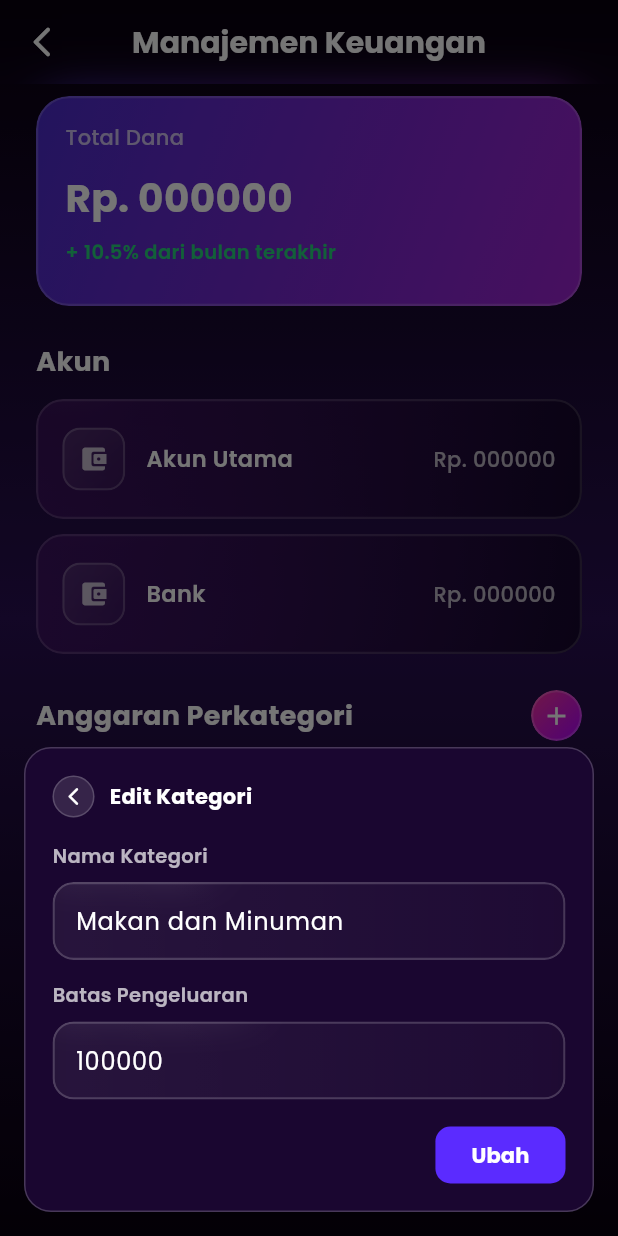
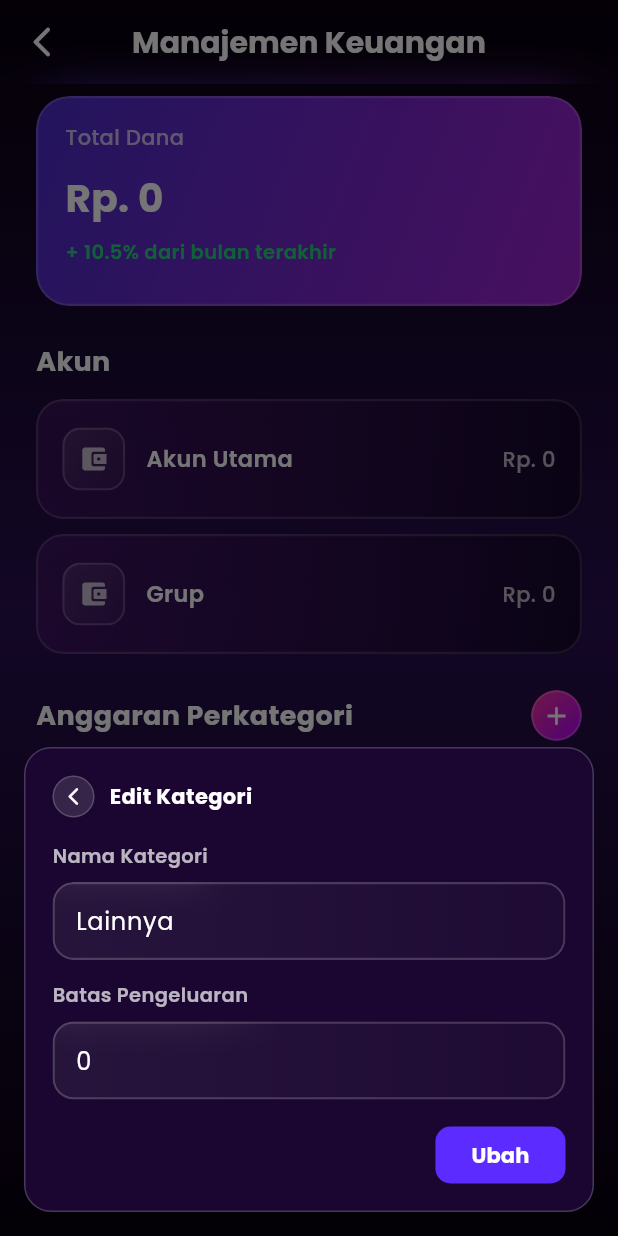
Before and after one commit to Wrrynn/4RT05, a Flutter app: the ManajemenKeuanganPage screen opened by its route, after a tap on the "edit" icon, on a phone screen of 412 x 824 dp. Run offline on Flutter 3.47's test engine with Material 3 defaults, Android fonts, the phone set to English and light mode, and no system bars; our stand-ins replace curved_navigation_bar, image_picker, liquid_pull_to_refresh, supabase_flutter; accounts and stored records are empty.

Commit message:
menambahkan fitur manajemen keuangan

```diff
--- /dev/null
+++ b/lib/controller/ManajemenCtrl.dart
@@ -0,0 +1,119 @@
+import 'package:supabase_flutter/supabase_flutter.dart';
+import '../model/kategori.dart';
+import '../model/transaksi.dart';
+
+class KategoriController {
+  final SupabaseClient _supabase = Supabase.instance.client;
+
+  // ===================== MAIN =====================
+  Future<List<Kategori>> getKategoriAnggaranDanSync(
+    String userId,
+  ) async {
+    // 1. Ambil kategori
+    final kategoriRes = await _supabase
+        .from('Kategori')
+        .select()
+        .eq('id_pengguna', userId);
+
+    // 2. Ambil transaksi untuk bulan berjalan (agar total_pengeluaran reset tiap bulan)
+    final now = DateTime.now();
+    final startOfMonth = DateTime(now.year, now.month, 1);
+    final startOfNextMonth = DateTime(now.year, now.month + 1, 1);
+
+    final transaksiRes = await _supabase
+      .from('Transaksi')
+      .select('id_kategori, total_transaksi, waktu_dibuat')
+      .eq('id_pengguna', userId)
+      .gte('waktu_dibuat', startOfMonth.toIso8601String())
+      .lt('waktu_dibuat', startOfNextMonth.toIso8601String());
+
+    final List kategoriListMap = kategoriRes as List;
+    final List transaksiListMap = transaksiRes as List;
+
+    // Map ke model
+    final List<Kategori> kategoriList = kategoriListMap
+        .map((m) => Kategori.fromMap(m as Map<String, dynamic>))
+        .toList();
+
+    final List<Transaksi> transaksiList = transaksiListMap
+        .map((m) => Transaksi.fromMap(m as Map<String, dynamic>))
+        .toList();
+
+    // 3. Hitung total per kategori
+    final Map<String, double> totalMap = {};
+
+    for (final t in transaksiList) {
+      final idKat = t.idKategori;
+      if (idKat.isEmpty) continue;
+
+      totalMap[idKat] = (totalMap[idKat] ?? 0) + t.totalTransaksi;
+    }
+
+    // 4. Update DB (OVERWRITE, bukan tambah) - gunakan nama tabel konsisten 'Kategori'
+    for (final k in kategoriList) {
+      final total = totalMap[k.idKategori] ?? 0;
+
+      await _supabase
+          .from('Kategori')
+          .update({'total_pengeluaran': total})
+          .eq('id_kategori', k.idKategori);
+
+      // update object lokal agar nilai yang dikembalikan sinkron
+      k.totalPengeluaran = total;
+    }
+
+    // 5. Return untuk UI
+    return kategoriList;
+  }
+
+  // ===================== UPDATE TARGET =====================
+  Future<void> updateTargetKategori({
+    required String idKategori,
+    required int targetBaru,
+  }) async {
+    await _supabase
+        .from('Kategori')
+        .update({'batas_pengeluaran': targetBaru})
+        .eq('id_kategori', idKategori);
+  }
+
+  // ===================== CREATE =====================
+  Future<Kategori> tambahKategori({
+    required String idPengguna,
+    required String namaKategori,
+    required String tipeKategori,
+    double batasPengeluaran = 0,
+  }) async {
+    final data = {
+      'id_pengguna': idPengguna,
+      'nama_kategori': namaKategori,
+      'tipe_kategori': tipeKategori,
+      'batas_pengeluaran': batasPengeluaran,
+      'total_pengeluaran': 0,
+    };
+
+    final res = await _supabase.from('Kategori').insert(data).select().single();
+
+    return Kategori.fromMap(res);
+  }
+
+  // ===================== EDIT =====================
+  Future<void> editKategori(Kategori kategori) async {
+    await _supabase
+        .from('Kategori')
+        .update({
+          'nama_kategori': kategori.namaKategori,
+          'batas_pengeluaran': kategori.batasPengeluaran,
+        })
+        .eq('id_kategori', kategori.idKategori);
+  }
+
+  // ===================== DELETE =====================
+  Future<void> hapusKategori(Kategori kategori) async {
+    if (kategori.namaKategori == 'Lainnya') {
+      throw Exception('Kategori "Lainnya" tidak dapat dihapus');
+    }
+
+    await _supabase.from('Kategori').delete().eq('id_kategori', kategori.idKategori);
+  }
+}
--- a/lib/pages/moneyManagement.dart
+++ b/lib/pages/moneyManagement.dart
@@ -2,6 +2,11 @@ import 'dart:ui';
 import 'package:flutter/material.dart';
 import 'package:artos/widgets/bgPurple.dart';
 import 'package:artos/widgets/glass.dart';
+import 'package:supabase_flutter/supabase_flutter.dart';
+import '../controller/ManajemenCtrl.dart';
+import '../model/kategori.dart';
+import '../model/pengguna.dart';
+import '../model/grup_member.dart';
 
 class ManajemenKeuanganPage extends StatefulWidget {
   const ManajemenKeuanganPage({super.key});
@@ -11,11 +16,13 @@ class ManajemenKeuanganPage extends StatefulWidget {
 }
 
 class _ManajemenKeuanganPageState extends State<ManajemenKeuanganPage> {
-  // ===== Dummy state kategori (nanti bisa diganti dari DB) =====
-  final List<_KategoriItem> _items = [
-    _KategoriItem(nama: "Makan dan Minuman", batas: 100000, terpakai: 50000),
-    _KategoriItem(nama: "Belanja", batas: 100000, terpakai: 20000),
-  ];
+  final KategoriController _kategoriController = KategoriController();
+
+  // state kategori (diambil dari DB)
+  List<Kategori> _items = [];
+  bool _loading = true;
+  double _saldo = 0.0;
+  int _totalKontribusi = 0;
 
   // controllers untuk popup
   final TextEditingController _namaCtrl = TextEditingController();
@@ -26,6 +33,95 @@ class _ManajemenKeuanganPageState extends State<ManajemenKeuanganPage> {
     _namaCtrl.dispose();
     _batasCtrl.dispose();
     super.dispose();
+  }
+
+  @override
+  void initState() {
+    super.initState();
+    _loadCategories();
+    _loadAccountData();
+  }
+
+  Future<void> _loadAccountData() async {
+    final userId = Supabase.instance.client.auth.currentUser?.id ?? '';
+    if (userId.isEmpty) return;
+
+    try {
+      // ambil pengguna
+      final userRow = await Supabase.instance.client
+          .from('Pengguna')
+          .select()
+          .eq('id_pengguna', userId)
+          .maybeSingle();
+
+      if (userRow != null) {
+        final p = Pengguna.fromJson(userRow as Map<String, dynamic>);
+        setState(() => _saldo = p.saldo);
+      }
+
+      // ambil semua Grup Member milik user dan jumlahkan kontribusi
+      final gmRes = await Supabase.instance.client
+          .from('Grup Member')
+          .select('jumlah_kontribusi')
+          .eq('id_pengguna', userId);
+
+      int total = 0;
+      if (gmRes is List) {
+        for (final r in gmRes) {
+          final v = (r['jumlah_kontribusi'] ?? 0) as num;
+          total += v.toInt();
+        }
+      }
+      setState(() => _totalKontribusi = total);
+    } catch (_) {
+      // ignore, tetap gunakan default 0
+    }
+  }
+
+  Future<void> _loadCategories() async {
+    setState(() => _loading = true);
+    final userId = Supabase.instance.client.auth.currentUser?.id ?? '';
+    try {
+      final list = await _kategoriController.getKategoriAnggaranDanSync(userId);
+      // pastikan ada kategori 'Lainnya' — jika tidak ada, buat dan letakkan di paling bawah
+      final found = list.any((k) => k.namaKategori.toLowerCase() == 'lainnya');
+      Kategori? lainnya;
+      if (!found) {
+        try {
+          lainnya = await _kategoriController.tambahKategori(
+            idPengguna: userId,
+            namaKategori: 'Lainnya',
+            tipeKategori: 'pengeluaran',
+            batasPengeluaran: 0,
+          );
+        } catch (e) {
+          // kalau gagal buat di server, buat object lokal sebagai fallback
+          lainnya = Kategori(
+            idKategori: 'lainnya-local',
+            idPengguna: userId,
+            namaKategori: 'Lainnya',
+            tipeKategori: 'pengeluaran',
+            batasPengeluaran: 0,
+            totalPengeluaran: 0,
+          );
+        }
+      }
+
+      // Susun ulang list: semua selain 'lainnya' dulu, lalu 'lainnya' di paling bawah
+      final others = list.where((k) => k.namaKategori.toLowerCase() != 'lainnya').toList();
+      if (found) {
+        final theLain = list.firstWhere((k) => k.namaKategori.toLowerCase() == 'lainnya');
+        others.add(theLain);
+      } else if (lainnya != null) {
+        others.add(lainnya);
+      }
+
+      setState(() => _items = others);
+    } catch (e) {
+      _toast('Gagal memuat kategori');
+    } finally {
+      setState(() => _loading = false);
+    }
   }
 
   // ---------------- APPBAR ----------------
@@ -89,16 +185,18 @@ class _ManajemenKeuanganPageState extends State<ManajemenKeuanganPage> {
                           ),
                         ),
                         const SizedBox(height: 12),
-                        _buildAccountCard(name: "Akun Utama", amount: "Rp. 000000"),
+                        _buildAccountCard(name: "Akun Utama", amount: _formatCurrency(_saldo)),
                         const SizedBox(height: 10),
-                        _buildAccountCard(name: "Bank", amount: "Rp. 000000"),
+                        _buildAccountCard(name: "Grup", amount: _formatCurrency(_totalKontribusi)),
                         const SizedBox(height: 24),
 
                         _buildAnggaranHeader(),
                         const SizedBox(height: 12),
 
                         // ===== list kategori =====
-                        if (_items.isEmpty)
+                        if (_loading)
+                          const Center(child: CircularProgressIndicator()),
+                        if (!_loading && _items.isEmpty)
                           GlassContainer(
                             width: double.infinity,
                             height: 90,
@@ -134,6 +232,8 @@ class _ManajemenKeuanganPageState extends State<ManajemenKeuanganPage> {
 
   // ---------------- TOTAL DANA ----------------
   Widget _buildTotalDanaCard() {
+    final totalDana = _saldo + _totalKontribusi;
+
     return GlassContainer(
       width: double.infinity,
       height: 140,
@@ -148,10 +248,10 @@ class _ManajemenKeuanganPageState extends State<ManajemenKeuanganPage> {
         ],
       ),
       borderColor: Colors.white.withOpacity(0.18),
-      child: const Column(
+      child: Column(
         crossAxisAlignment: CrossAxisAlignment.start,
         children: [
-          Text(
+          const Text(
             "Total Dana",
             style: TextStyle(
               color: Colors.white70,
@@ -159,17 +259,17 @@ class _ManajemenKeuanganPageState extends State<ManajemenKeuanganPage> {
               fontWeight: FontWeight.w500,
             ),
           ),
-          SizedBox(height: 12),
+          const SizedBox(height: 12),
           Text(
-            "Rp. 000000",
-            style: TextStyle(
+            _formatCurrency(totalDana),
+            style: const TextStyle(
               color: Colors.white,
               fontSize: 26,
               fontWeight: FontWeight.w800,
             ),
           ),
-          SizedBox(height: 8),
-          Text(
+          const SizedBox(height: 8),
+          const Text(
             "+ 10.5% dari bulan terakhir",
             style: TextStyle(
               color: Color(0xFF28D17C),
@@ -243,6 +343,11 @@ class _ManajemenKeuanganPageState extends State<ManajemenKeuanganPage> {
     );
   }
 
+  String _formatCurrency(num value) {
+    final s = value.toInt().toString();
+    return 'Rp. ' + s.replaceAllMapped(RegExp(r'\B(?=(\d{3})+(?!\d))'), (m) => '.');
+  }
+
   // ---------------- ANGGRAN HEADER (+) ----------------
   Widget _buildAnggaranHeader() {
     return Row(
@@ -283,8 +388,10 @@ class _ManajemenKeuanganPageState extends State<ManajemenKeuanganPage> {
   }
 
   // ---------------- BUDGET CARD ----------------
-  Widget _buildBudgetCard({required _KategoriItem item}) {
-    final progress = item.batas <= 0 ? 0.0 : (item.terpakai / item.batas).clamp(0.0, 1.0);
+  Widget _buildBudgetCard({required Kategori item}) {
+    final batas = item.batasPengeluaran <= 0 ? 0.0 : item.batasPengeluaran;
+    final terpakai = item.totalPengeluaran;
+    final progress = batas <= 0 ? 0.0 : (terpakai / batas).clamp(0.0, 1.0);
 
     return GlassContainer(
       width: double.infinity,
@@ -307,7 +414,7 @@ class _ManajemenKeuanganPageState extends State<ManajemenKeuanganPage> {
               crossAxisAlignment: CrossAxisAlignment.start,
               children: [
                 Text(
-                  item.nama,
+                  item.namaKategori,
                   style: const TextStyle(
                     color: Colors.white,
                     fontSize: 15,
@@ -316,7 +423,7 @@ class _ManajemenKeuanganPageState extends State<ManajemenKeuanganPage> {
                 ),
                 const SizedBox(height: 4),
                 Text(
-                  "Rp. ${item.terpakai} dari Rp. ${item.batas}",
+                  "Rp. ${terpakai.toInt()} dari Rp. ${batas.toInt()}",
                   style: const TextStyle(
                     color: Colors.white70,
                     fontSize: 13,
@@ -371,6 +478,8 @@ class _ManajemenKeuanganPageState extends State<ManajemenKeuanganPage> {
                   ),
                 ),
               ),
+              // sembunyikan tombol hapus untuk kategori 'Lainnya'
+              if (item.namaKategori.toLowerCase() != 'lainnya')
                 GestureDetector(
                   onTap: () => _showHapusKategoriDialog(item),
                   child: GlassContainer(
@@ -471,7 +580,7 @@ class _ManajemenKeuanganPageState extends State<ManajemenKeuanganPage> {
                 alignment: Alignment.centerRight,
                 child: _pillButton(
                   text: "Tambah",
-                  onTap: () {
+                  onTap: () async {
                     final nama = _namaCtrl.text.trim();
                     final batas = int.tryParse(_batasCtrl.text.trim()) ?? 0;
 
@@ -480,12 +589,21 @@ class _ManajemenKeuanganPageState extends State<ManajemenKeuanganPage> {
                       return;
                     }
 
-                    setState(() {
-                      _items.add(_KategoriItem(nama: nama, batas: batas, terpakai: 0));
-                    });
+                    final userId = Supabase.instance.client.auth.currentUser?.id ?? '';
+                    try {
+                      final newKat = await _kategoriController.tambahKategori(
+                        idPengguna: userId,
+                        namaKategori: nama,
+                        tipeKategori: 'pengeluaran',
+                        batasPengeluaran: batas.toDouble(),
+                      );
 
+                      setState(() => _items.add(newKat));
                       Navigator.pop(context);
                       _toast("Kategori ditambah");
+                    } catch (e) {
+                      _toast('Gagal menambah kategori');
+                    }
                   },
                 ),
               ),
@@ -496,9 +614,9 @@ class _ManajemenKeuanganPageState extends State<ManajemenKeuanganPage> {
     );
   }
 
-  void _showEditKategoriSheet(_KategoriItem item) {
-    _namaCtrl.text = item.nama;
-    _batasCtrl.text = item.batas.toString();
+  void _showEditKategoriSheet(Kategori item) {
+    _namaCtrl.text = item.namaKategori;
+    _batasCtrl.text = item.batasPengeluaran.toInt().toString();
 
     showModalBottomSheet(
       context: context,
@@ -535,7 +653,7 @@ class _ManajemenKeuanganPageState extends State<ManajemenKeuanganPage> {
                 alignment: Alignment.centerRight,
                 child: _pillButton(
                   text: "Ubah",
-                  onTap: () {
+                  onTap: () async {
                     final nama = _namaCtrl.text.trim();
                     final batas = int.tryParse(_batasCtrl.text.trim()) ?? 0;
 
@@ -545,13 +663,18 @@ class _ManajemenKeuanganPageState extends State<ManajemenKeuanganPage> {
                     }
 
                     setState(() {
-                      item.nama = nama;
-                      item.batas = batas;
-                      if (item.terpakai > item.batas) item.terpakai = item.batas; // biar aman
+                      item.namaKategori = nama;
+                      item.batasPengeluaran = batas.toDouble();
+                      if (item.totalPengeluaran > item.batasPengeluaran) item.totalPengeluaran = item.batasPengeluaran;
                     });
 
+                    try {
+                      await _kategoriController.editKategori(item);
                       Navigator.pop(context);
                       _toast("Kategori diubah");
+                    } catch (e) {
+                      _toast('Gagal mengubah kategori');
+                    }
                   },
                 ),
               ),
@@ -562,7 +685,7 @@ class _ManajemenKeuanganPageState extends State<ManajemenKeuanganPage> {
     );
   }
 
-  void _showHapusKategoriDialog(_KategoriItem item) {
+  void _showHapusKategoriDialog(Kategori item) {
     showDialog(
       context: context,
       barrierDismissible: true,
@@ -605,10 +728,15 @@ class _ManajemenKeuanganPageState extends State<ManajemenKeuanganPage> {
                     Expanded(
                       child: _outlinePillButton(
                         text: "Ya",
-                        onTap: () {
+                        onTap: () async {
+                          try {
+                            await _kategoriController.hapusKategori(item);
                             setState(() => _items.remove(item));
                             Navigator.pop(context);
                             _toast("Kategori dihapus");
+                          } catch (e) {
+                            _toast('Gagal menghapus kategori');
+                          }
                         },
                       ),
                     ),
```
Lines whose indentation alone changed are shown as unchanged.
